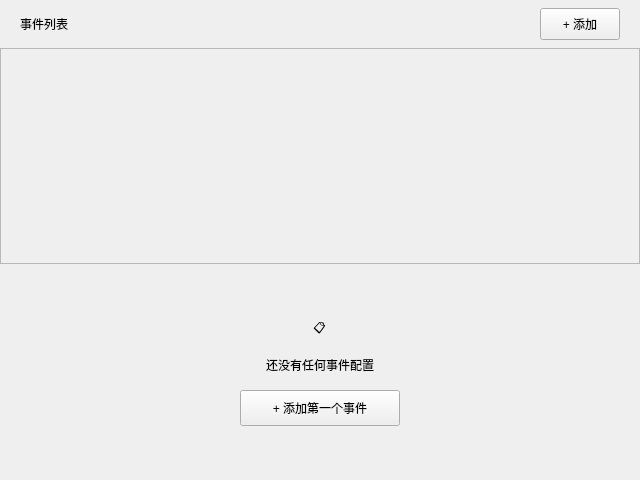
This is src/ui/event_list_page.ui in CedarHuang/HawkingClicker as Qt 5 draws it before an edit. The edited form follows.
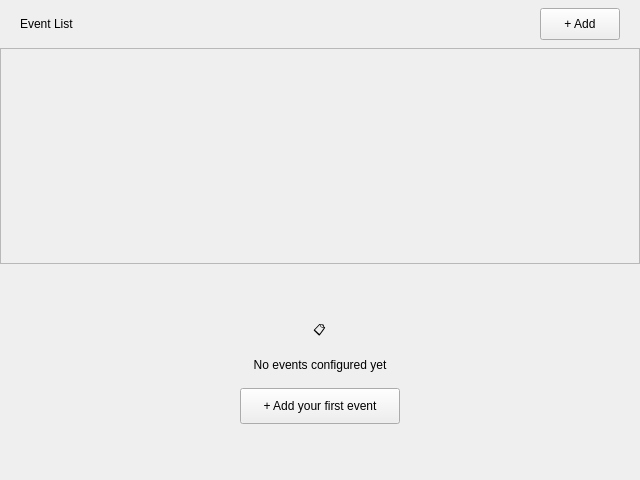
This is the edited form.

What changed in the file:
```diff
--- a/src/ui/event_list_page.ui
+++ b/src/ui/event_list_page.ui
@@ -56,7 +56,7 @@
       <item>
        <widget class="QLabel" name="pageTitle">
         <property name="text">
-         <string>事件列表</string>
+         <string>Event List</string>
         </property>
        </widget>
       </item>
@@ -82,7 +82,7 @@
          </size>
         </property>
         <property name="text">
-         <string>+ 添加</string>
+         <string>+ Add</string>
         </property>
        </widget>
       </item>
@@ -150,7 +150,7 @@
       <item alignment="Qt::AlignHCenter">
        <widget class="QLabel" name="emptyText">
         <property name="text">
-         <string>还没有任何事件配置</string>
+         <string>No events configured yet</string>
         </property>
         <property name="alignment">
          <set>Qt::AlignCenter</set>
@@ -166,7 +166,7 @@
          </size>
         </property>
         <property name="text">
-         <string>+ 添加第一个事件</string>
+         <string>+ Add your first event</string>
         </property>
        </widget>
       </item>
```
Left out of the diff: 2 changed lines with no effect on the pictures.
